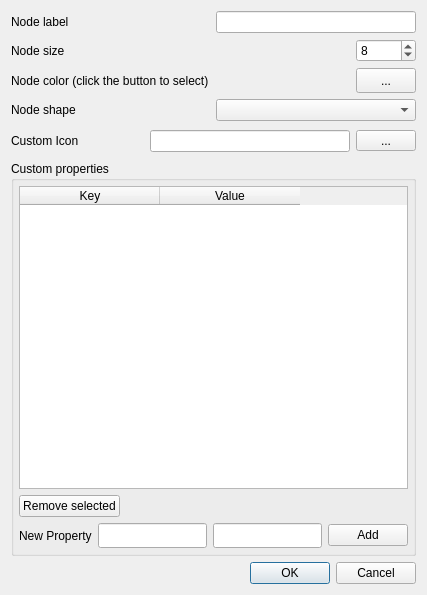
First picture: the form in src/forms/dialognodeedit.ui, repository socnetv/app, before the edit.
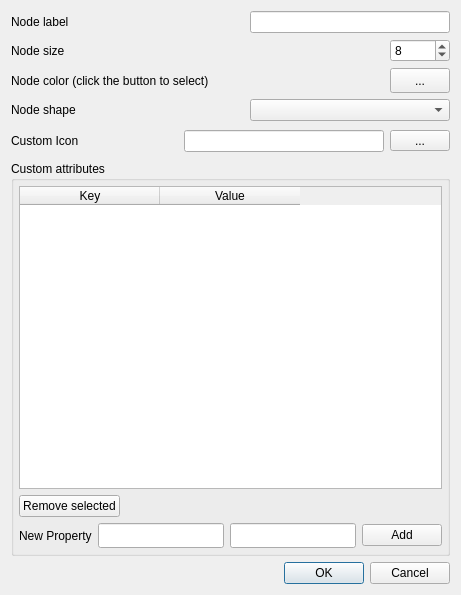
Second picture: the form after the edit.

Commit message: #161 Improvements in the  theme stylesheet and node dialog

Diff of the .ui file:
```diff
--- a/src/forms/dialognodeedit.ui
+++ b/src/forms/dialognodeedit.ui
@@ -6,7 +6,7 @@
    <rect>
     <x>0</x>
     <y>0</y>
-    <width>427</width>
+    <width>461</width>
     <height>595</height>
    </rect>
   </property>
@@ -202,7 +202,7 @@
    <item row="5" column="0">
     <widget class="QGroupBox" name="groupBox">
      <property name="title">
-      <string>Custom properties</string>
+      <string>Custom attributes</string>
      </property>
      <layout class="QGridLayout" name="gridLayout">
       <property name="leftMargin">
```
Left out of the diff: 2 changed lines with no effect on the pictures. The commit also changes 1 other file.
